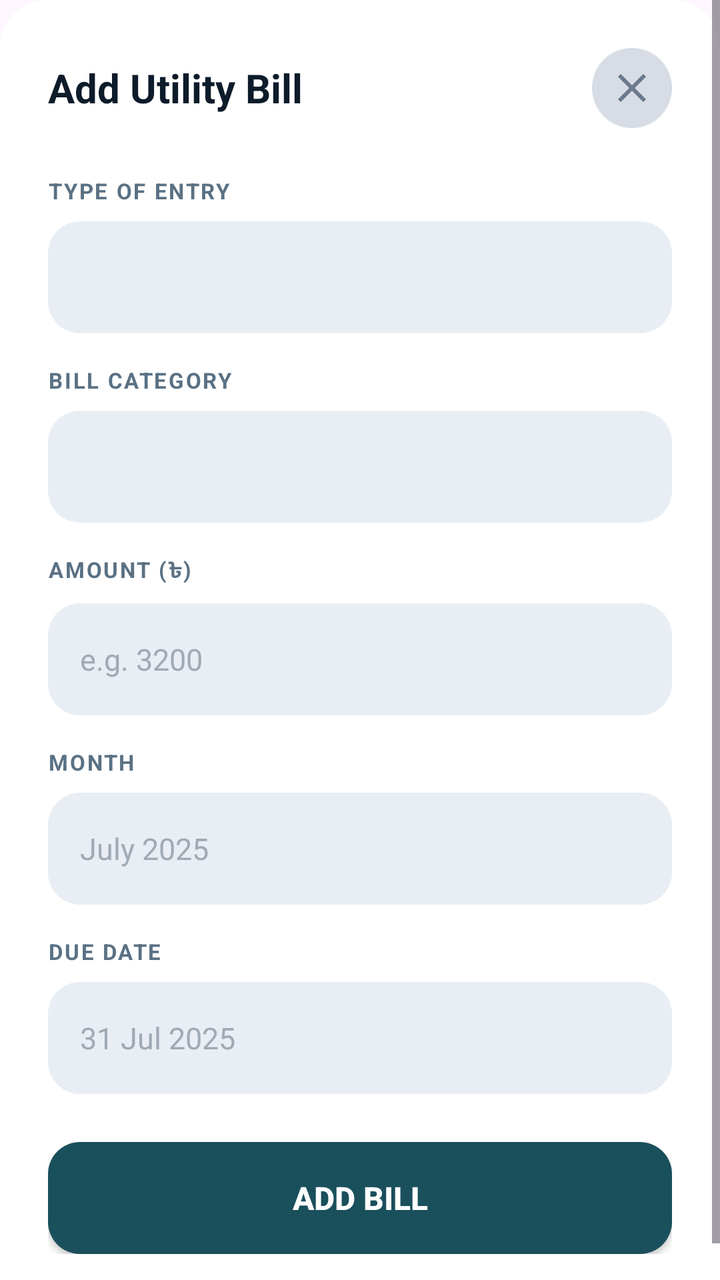
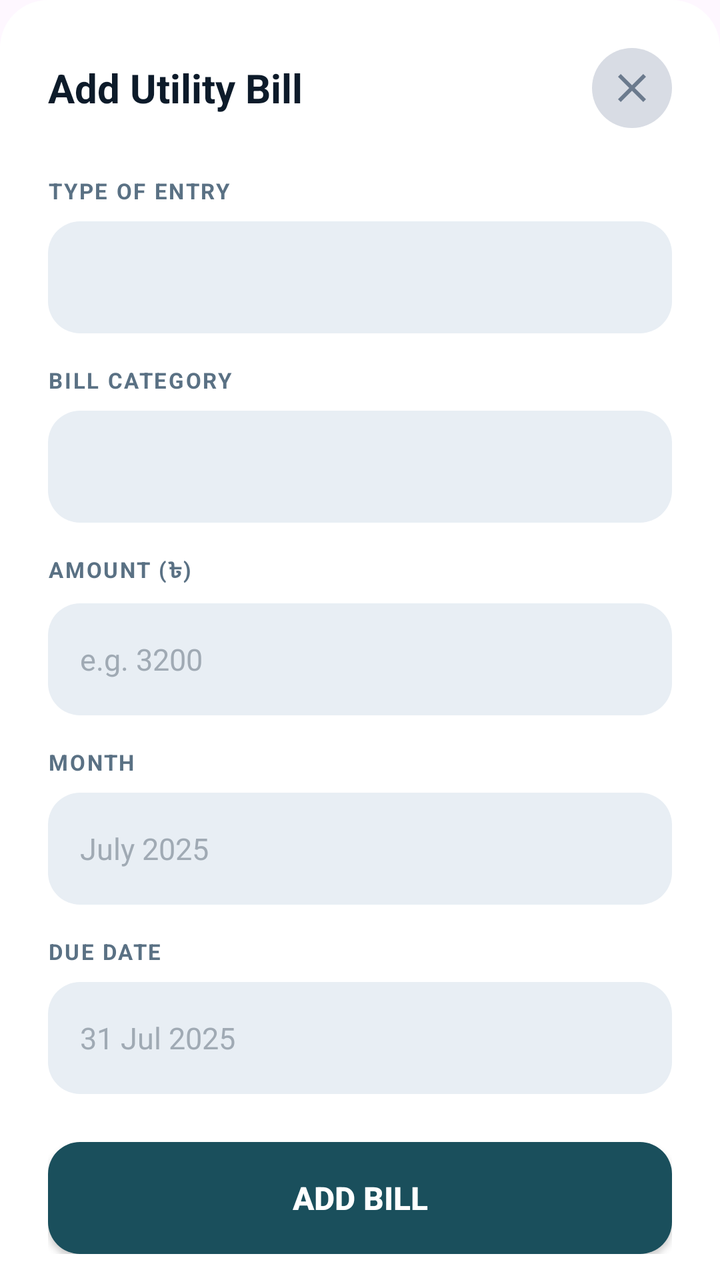

Compare the two renders of this Android layout. The source of the first and the diff that turns it into the second are given below.
<!-- AndroidManifest.xml: application theme Theme.MessManagement -->
<!-- res/layout/dialog_add_utility.xml -->
<?xml version="1.0" encoding="utf-8"?>
<ScrollView
    xmlns:android="http://schemas.android.com/apk/res/android"
    xmlns:app="http://schemas.android.com/apk/res-auto"
    android:layout_width="match_parent"
    android:layout_height="wrap_content"
    android:background="@drawable/bg_bottom_sheet">

    <LinearLayout
        android:layout_width="match_parent"
        android:layout_height="wrap_content"
        android:orientation="vertical"
        android:paddingHorizontal="24dp"
        android:paddingTop="24dp"
        android:paddingBottom="32dp">

        
        <RelativeLayout
            android:layout_width="match_parent"
            android:layout_height="wrap_content"
            android:layout_marginBottom="24dp">

            <TextView
                android:id="@+id/tvDialogTitle"
                android:layout_width="wrap_content"
                android:layout_height="wrap_content"
                android:layout_centerVertical="true"
                android:text="Add Utility Bill"
                android:textColor="#0D1B2A"
                android:textSize="20sp"
                android:textStyle="bold" />

            <ImageButton
                android:id="@+id/btnCloseUtility"
                android:layout_width="40dp"
                android:layout_height="40dp"
                android:layout_alignParentEnd="true"
                android:layout_centerVertical="true"
                android:background="@drawable/bg_avatar_circle"
                android:src="@drawable/ic_close"
                android:contentDescription="Close" />

        </RelativeLayout>

        
        <TextView
            style="@style/LabelStyle"
            android:text="TYPE OF ENTRY" />

        <Spinner
            android:id="@+id/spinnerEntryType"
            android:layout_width="match_parent"
            android:layout_height="56dp"
            android:layout_marginBottom="16dp"
            android:background="@drawable/bg_input_field"
            android:paddingHorizontal="16dp" />

        <TextView
            style="@style/LabelStyle"
            android:text="BILL CATEGORY" />

        <Spinner
            android:id="@+id/spinnerBillType"
            android:layout_width="match_parent"
            android:layout_height="56dp"
            android:layout_marginBottom="16dp"
            android:background="@drawable/bg_input_field"
            android:paddingHorizontal="16dp" />

        
        <TextView
            style="@style/LabelStyle"
            android:text="AMOUNT (৳)" />

        <EditText
            android:id="@+id/etAmount"
            style="@style/InputStyle"
            android:hint="e.g. 3200"
            android:inputType="number" />

        
        <TextView
            style="@style/LabelStyle"
            android:text="MONTH" />

        <EditText
            android:id="@+id/etMonth"
            style="@style/InputStyle"
            android:hint="July 2025"
            android:inputType="none"
            android:focusable="false"
            android:clickable="true"
            android:cursorVisible="false" />

        
        <TextView
            style="@style/LabelStyle"
            android:text="DUE DATE" />

        <EditText
            android:id="@+id/etDueDate"
            style="@style/InputStyle"
            android:hint="31 Jul 2025"
            android:inputType="none"
            android:focusable="false"
            android:clickable="true"
            android:cursorVisible="false" />

        
        <Button
            android:id="@+id/btnAddBill"
            android:layout_width="match_parent"
            android:layout_height="56dp"
            android:layout_marginTop="8dp"
            android:background="@drawable/bg_button_teal"
            android:text="Add Bill"
            android:textColor="#FFFFFF"
            android:textSize="16sp"
            android:textStyle="bold" />

    </LinearLayout>

</ScrollView>
<!-- resources referenced by this layout -->
<resources>
  <!-- drawable bg_avatar_circle (drawable) -->
  <?xml version="1.0" encoding="utf-8"?>
  <shape xmlns:android="http://schemas.android.com/apk/res/android"
      android:shape="oval">
      <solid android:color="#D8DCE4" />
  </shape>
  <!-- drawable bg_bottom_sheet (drawable) -->
  <?xml version="1.0" encoding="utf-8"?>
  <shape xmlns:android="http://schemas.android.com/apk/res/android"
      android:shape="rectangle">
      <solid android:color="#FFFFFF" />
      <corners
          android:topLeftRadius="24dp"
          android:topRightRadius="24dp" />
  </shape>
  <!-- drawable bg_button_teal (drawable) -->
  <?xml version="1.0" encoding="utf-8"?>
  <shape xmlns:android="http://schemas.android.com/apk/res/android"
      android:shape="rectangle">
      <solid android:color="#1A4F5C" />
      <corners android:radius="16dp" />
  </shape>
  <!-- drawable bg_input_field (drawable) -->
  <?xml version="1.0" encoding="utf-8"?>
  <shape xmlns:android="http://schemas.android.com/apk/res/android"
      android:shape="rectangle">
      <solid android:color="#E8EEF4" />
      <corners android:radius="16dp" />
  </shape>
  <!-- drawable ic_close (drawable) -->
  <?xml version="1.0" encoding="utf-8"?>
  <vector xmlns:android="http://schemas.android.com/apk/res/android"
      android:width="24dp"
      android:height="24dp"
      android:viewportWidth="24"
      android:viewportHeight="24">
      <path
          android:fillColor="#6B7A8D"
          android:pathData="M19,6.41L17.59,5 12,10.59 6.41,5 5,6.41 10.59,12 5,17.59 6.41,19 12,13.41 17.59,19 19,17.59 13.41,12z" />
  </vector>
  <style name="InputStyle">
          <item name="android:layout_width">match_parent</item>
          <item name="android:layout_height">56dp</item>
          <item name="android:layout_marginBottom">16dp</item>
          <item name="android:background">@drawable/bg_input_field</item>
          <item name="android:paddingHorizontal">16dp</item>
          <item name="android:textColor">#0D1B2A</item>
          <item name="android:textSize">15sp</item>
          <item name="android:textColorHint">#A0AAB4</item>
      </style>
  <style name="LabelStyle">
          <item name="android:layout_width">wrap_content</item>
          <item name="android:layout_height">wrap_content</item>
          <item name="android:textColor">#5A7184</item>
          <item name="android:textSize">11sp</item>
          <item name="android:textStyle">bold</item>
          <item name="android:letterSpacing">0.08</item>
          <item name="android:layout_marginBottom">8dp</item>
      </style>
  <style name="Theme.MessManagement" parent="Theme.Material3.Light.NoActionBar">
          
          <item name="colorPrimary">@color/nav_active</item>
          <item name="colorOnPrimary">@color/white</item>
          
          <item name="colorSecondary">@color/bazar_card_end</item>
          <item name="colorOnSecondary">@color/white</item>
          
          <item name="android:statusBarColor">@color/primary_bg</item>
          <item name="android:windowLightStatusBar">true</item>
          <item name="android:fitsSystemWindows">true</item>
      </style>
  <color name="nav_active">#1a7a96</color>
  <color name="white">#FFFFFFFF</color>
  <color name="bazar_card_end">#2b8ab0</color>
  <color name="primary_bg">#1a4d63</color>
</resources>

<!-- the commit's change to res/layout/dialog_add_utility.xml (unified diff, before → after) -->
@@ -1,9 +1,11 @@
 <?xml version="1.0" encoding="utf-8"?>
-<ScrollView
+<androidx.core.widget.NestedScrollView
     xmlns:android="http://schemas.android.com/apk/res/android"
     xmlns:app="http://schemas.android.com/apk/res-auto"
     android:layout_width="match_parent"
-    android:layout_height="wrap_content"
+    android:layout_height="match_parent"
+    android:fillViewport="true"
+    android:isScrollContainer="true"
     android:background="@drawable/bg_bottom_sheet">
 
     <LinearLayout
@@ -120,4 +122,4 @@
 
     </LinearLayout>
 
-</ScrollView>
+</androidx.core.widget.NestedScrollView>
<!-- resource entries referenced after the edit -->
@@ -69,7 +69,6 @@
           
           <item name="android:statusBarColor">@color/primary_bg</item>
           <item name="android:windowLightStatusBar">true</item>
-          <item name="android:fitsSystemWindows">true</item>
       </style>
   <color name="nav_active">#1a7a96</color>
   <color name="white">#FFFFFFFF</color>
